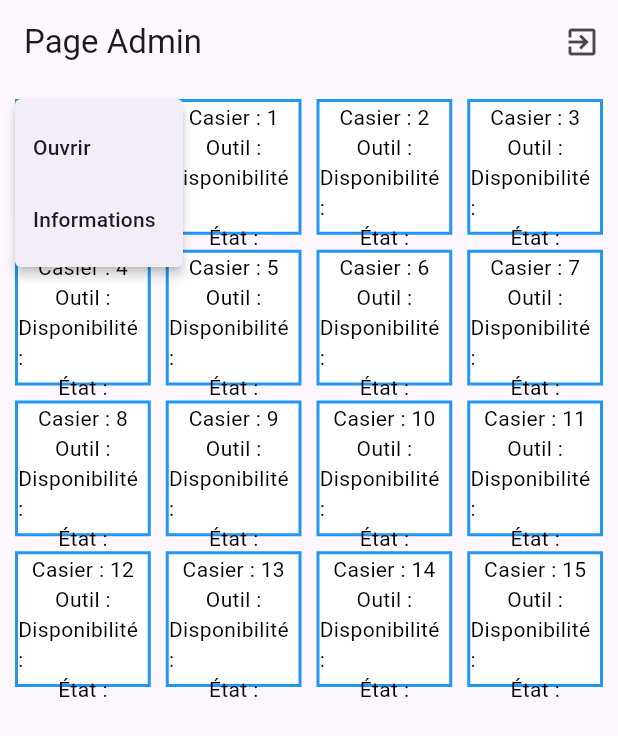
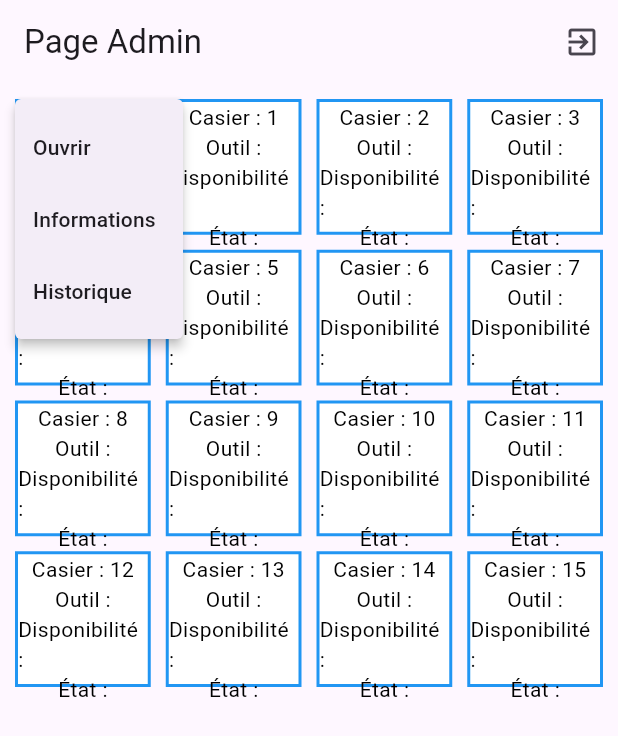
Before and after one commit to TheoPrs/FabLocker, a Flutter app: the AdminPage screen opened directly, after a tap on an icon or button, on a phone screen of 412 x 824 dp. Shown: the top 736 px of the screen. Run offline on Flutter 3.47's test engine with Material 3 defaults, Android fonts, the phone set to English and light mode, and no system bars.

Commit message:
Ajout d'un historique pour les admins

```diff
--- a/fablocker/lib/Adminpage.dart
+++ b/fablocker/lib/Adminpage.dart
@@ -3,7 +3,7 @@ import 'package:flutter/material.dart';
 class AdminPage extends StatelessWidget {
   const AdminPage({Key? key}) : super(key: key);
 
-  void _showCasierOptions(BuildContext context, int index, GlobalKey key) async {
+  void _showCasierOptions(BuildContext context, int index, GlobalKey key, bool isAdmin) async {
     final RenderBox renderBox = key.currentContext?.findRenderObject() as RenderBox;
     final Offset offset = renderBox.localToGlobal(Offset.zero);
     final RelativeRect position = RelativeRect.fromLTRB(
@@ -13,10 +13,8 @@ class AdminPage extends StatelessWidget {
       offset.dy,
     );
 
-    final selection = await showMenu(
-      context: context,
-      position: position, // Utilisez la position calculée ici
-      items: [
+
+    List<PopupMenuEntry<String>> menuItems = [
       const PopupMenuItem(
         value: 'ouvrir',
         child: Text('Ouvrir'),
@@ -25,11 +23,25 @@ class AdminPage extends StatelessWidget {
         value: 'informations',
         child: Text('Informations'),
       ),
-        // Ajoutez d'autres options ici
-      ],
+    ];
+
+
+    if (isAdmin) {
+      menuItems.add(
+        const PopupMenuItem(
+          value: 'historique',
+          child: Text('Historique'),
+        ),
+      );
+    }
+
+    final selection = await showMenu(
+      context: context,
+      position: position,
+      items: menuItems,
     );
 
-    // Effectuez des actions en fonction de l'option sélectionnée
+
     switch (selection) {
       case 'ouvrir':
         // Logique pour ouvrir le casier
@@ -38,6 +50,10 @@ class AdminPage extends StatelessWidget {
       case 'informations':
         // Logique pour afficher les informations
         break;
+      case 'historique':
+        // Logique pour ouvrir l'historique
+        print('Ouvrir historique pour casier $index');
+        break;
       default:
         print('Aucune action');
     }
@@ -45,6 +61,8 @@ class AdminPage extends StatelessWidget {
 
   @override
   Widget build(BuildContext context) {
+    final bool isAdmin = true;
+
     return Scaffold(
       appBar: AppBar(
         title: const Text('Page Admin'),
@@ -60,19 +78,19 @@ class AdminPage extends StatelessWidget {
       body: GridView.builder(
         padding: const EdgeInsets.all(10.0),
         gridDelegate: const SliverGridDelegateWithFixedCrossAxisCount(
-          crossAxisCount: 4, // Nombre de colonnes
-          crossAxisSpacing: 10.0, // Espace horizontal entre les cases
-          mainAxisSpacing: 10.0, // Espace vertical entre les cases
-          childAspectRatio: 1, // Ratio pour des cases carrées
+          crossAxisCount: 4,
+          crossAxisSpacing: 10.0,
+          mainAxisSpacing: 10.0,
+          childAspectRatio: 1,
         ),
-        itemCount: 16, // Nombre total de cases
+        itemCount: 16,
         itemBuilder: (context, index) {
-          // Créez une GlobalKey pour chaque élément de la grille
+          // Créer une GlobalKey pour chaque élément de la grille.
           final GlobalKey itemKey = GlobalKey();
 
           return InkWell(
-            key: itemKey, // Attribuez la clé ici
-            onTap: () => _showCasierOptions(context, index, itemKey),
+            key: itemKey,
+            onTap: () => _showCasierOptions(context, index, itemKey, isAdmin),
             child: Container(
               decoration: BoxDecoration(
                 color: Colors.white,
@@ -83,8 +101,8 @@ class AdminPage extends StatelessWidget {
                   mainAxisAlignment: MainAxisAlignment.center,
                   children: [
                     Text(
-                      'Casier : $index', // Assurez-vous d'utiliser la variable index ici
-                      style: TextStyle(
+                      'Casier : $index',
+                      style: const TextStyle(
                         color: Colors.black,
                       ),
                     ),
```
Lines whose indentation alone changed are shown as unchanged.
